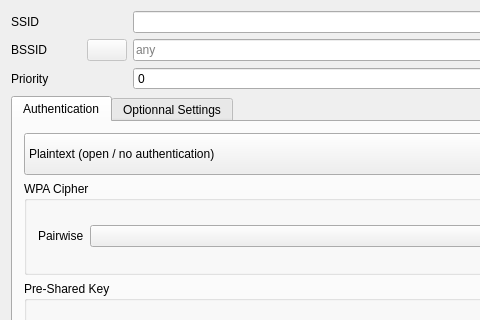
Qt form src/networkconfig.ui (loh-tar/wpa-cute) before a commit; both pictures show x 0 to 480 and y 0 to 320 of the 579 by 1107 pixel window.
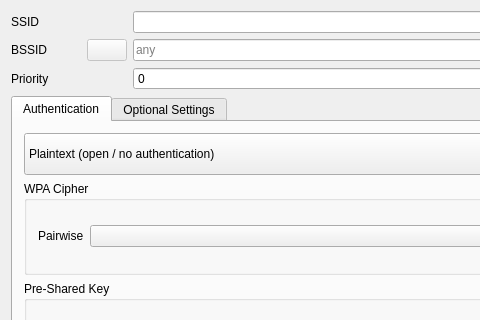
The same form after that commit. Icons and pictures are not drawn.

Patch:
```diff
--- a/src/networkconfig.ui
+++ b/src/networkconfig.ui
@@ -569,7 +569,7 @@
        </sizepolicy>
       </property>
       <attribute name="title">
-       <string>Optionnal Settings</string>
+       <string>Optional Settings</string>
       </attribute>
       <layout class="QGridLayout" name="gridLayout_3">
        <item row="0" column="1">
```
